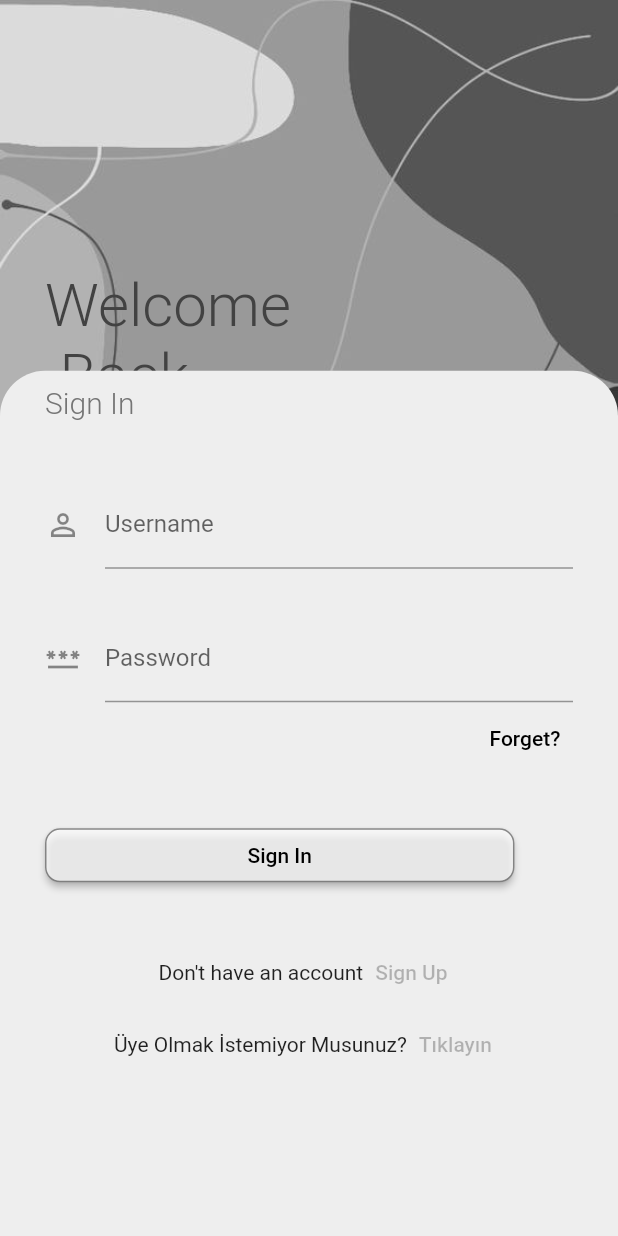
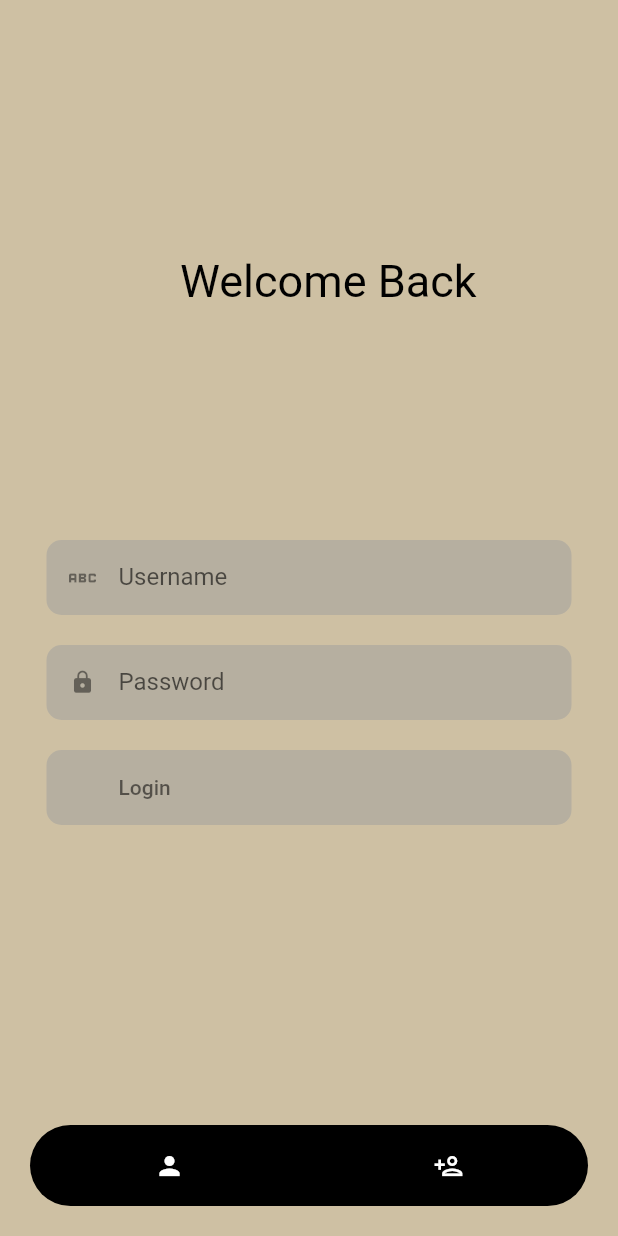
Before and after one commit to erbasmelahat/FlutterMagazine, a Flutter app: the screen it shows after launch, on a phone screen of 412 x 824 dp. Run offline on Flutter 3.47's test engine with Material 2 defaults, Android fonts, the phone set to English and light mode, and no system bars.

Commit message:
navigationBottomBar

```diff
--- a/lib/main.dart
+++ b/lib/main.dart
@@ -1,7 +1,10 @@
 import 'package:flutter/material.dart';
 import 'package:flutter/services.dart';
 // ignore: unused_import
+import 'package:magazine/pages/home.dart';
+// ignore: unused_import
 import 'package:magazine/pages/login.dart';
+import 'package:magazine/pages/membership.dart';
 
 
 
@@ -28,7 +31,7 @@ class MyApp extends StatelessWidget {
           iconTheme: IconThemeData(color: Colors.black)
         ),
       ),
-      home: const LoginPage(),
+      home: const MemberShip(),
     );
   }
 }
--- a/lib/pages/body.dart
+++ b/lib/pages/body.dart
@@ -18,6 +18,7 @@ class _RealHomeState extends State<RealHome> {
 
   @override
   Widget build(BuildContext context) {
+
       // Size size = MediaQuery.of(context).size;
     return SingleChildScrollView(
       child: Column(
--- a/lib/pages/cardGroup.dart
+++ b/lib/pages/cardGroup.dart
@@ -13,6 +13,9 @@ class MagazineCardGroup extends StatelessWidget {
         children: [
           SizedBox(
             child: GridView.count(
+               padding: const EdgeInsets.only(
+                 top: 40
+               ),
              scrollDirection: Axis.vertical,
               physics: const NeverScrollableScrollPhysics(),
               crossAxisSpacing: 0,
--- a/lib/pages/home.dart
+++ b/lib/pages/home.dart
@@ -34,11 +34,13 @@ class _HomePageState extends State<HomePage> {
               onPressed: () => Scaffold.of(context).openDrawer(),
             ),
             ),
-        backgroundColor: Colors.transparent
+              backgroundColor: const Color.fromRGBO(206, 192, 163, 1),
+
 
       ),
       body: pages[pageIndex],
 
+      backgroundColor: const Color.fromRGBO(206, 192, 163, 1),
       bottomNavigationBar: Container(
       height: 54,
       margin: const EdgeInsets.only(
--- a/lib/pages/login.dart
+++ b/lib/pages/login.dart
@@ -1,138 +1,139 @@
+// ignore: file_names
 import 'package:flutter/material.dart';
-import 'package:magazine/pages/signUp.dart';
-
-import 'home.dart';
-
+import 'package:magazine/pages/home.dart';
+// import 'home.dart';
 
 class LoginPage extends StatelessWidget{
-  const LoginPage({ Key? key}) : super(key: key);
-  final urlImage = 'assets/f.jpg';
+  const LoginPage({ Key? key, required this.loginTitle}) : super(key: key);
+
+  final String loginTitle;
 
   @override
   Widget build(BuildContext context) {
-    return Scaffold(
-       backgroundColor: Colors.blue.shade50,
-       body: Stack(
-        //  alignment: Alignment.center,
+    return Stack(
       children: [
-            Image.asset(
-             urlImage,
-             width: 700,
-             height: 290,
-             fit: BoxFit.cover,
-            //  scale: 3,
-             alignment: Alignment.topCenter,
-           ),
-           Padding(
-             padding: const EdgeInsets.only(top: 180, left: 30),
-             child: Text("Welcome \n Back", style: TextStyle(
-               color: Colors.grey.shade800,
-               fontSize: 40,
-               fontWeight: FontWeight.w300,
-             ),),
-           ),
-           Container(
-             padding: const EdgeInsets.symmetric(horizontal: 30, vertical: 10),
-             margin: EdgeInsets.only(top: MediaQuery.of(context).size.height*0.3),
-             width: double.infinity,
-             height: 700,
-             decoration: BoxDecoration(
-               color: Colors.grey.shade200,
-               borderRadius: const BorderRadius.only(topRight: Radius.circular(30), topLeft: Radius.circular(30)),
-
-             ),
-             child: Column(
-
+        TitlePages(loginTitle: loginTitle),
+         Column(
           crossAxisAlignment: CrossAxisAlignment.start,
            children: [
-                 Text("Sign In", style: TextStyle(
-                  color: Colors.grey.shade600,
-                  fontSize: 20,
-                  fontWeight: FontWeight.w300,
+             const Padding(
+               padding: EdgeInsets.only(
+               top: 350,
                ),),
-               const SizedBox(
-                 height: 40,
+             Center(
+               child: Padding(
+                 padding: const EdgeInsets.symmetric(vertical: 10),
+                 child: Container(
+                   width: 350,
+                   height: 50,
+                   decoration: BoxDecoration(
+                     color: Colors.grey[500]?.withOpacity(0.5),
+                     borderRadius: BorderRadius.circular(10),
                    ),
-               TextFormField(
+                   child: Center(
+                     child: TextFormField(
+                      keyboardType: TextInputType.text,
+                      textInputAction: TextInputAction.next,
                       decoration: const InputDecoration(
-                   icon: Icon(Icons.person_outline),
-                   hintText: 'Example: erbasmelahat',
+                        prefixIcon: Padding(
+                          padding: EdgeInsets.symmetric(horizontal: 5),
+                          child: Icon(
+                            Icons.abc
+                          ),
+                        ),
+                        border: InputBorder.none,
+                       //  hintText: 'Example: erbasmelahat',
                         labelText: 'Username'),
                         validator: (value) {  if (value!.isEmpty) {  return 'Bu alanı boş bıraktınız!'; }
                            return null; },
+                       ),                   ),
+                 ),              ),
              ),
-                const SizedBox(
-                 height: 30,
+            Center(
+              child: Padding(
+                 padding: const EdgeInsets.symmetric(vertical: 10),
+                 child: Container(
+                   height: 50,
+                   width: 350,
+                   decoration: BoxDecoration(
+                     color: Colors.grey[500]?.withOpacity(0.5),
+                     borderRadius: BorderRadius.circular(10),
                    ),
-               TextFormField(
+                   child: Center(
+                     child: TextFormField(
+                      keyboardType: TextInputType.text,
+                      textInputAction: TextInputAction.done,
+                      obscureText: true,
                       decoration: const InputDecoration(
-                   icon: Icon(Icons.password_sharp),
-                   hintText: 'Example: Erbas_123*',
+                        prefixIcon: Padding(
+                          padding: EdgeInsets.symmetric(horizontal: 5),
+                          child: Icon(
+                            Icons.lock,
+                            size: 17,
+                          ),),
+                        border: InputBorder.none,
                         labelText: 'Password'),
                         validator: (value) {  if (value!.isEmpty) {  return 'Bu alanı boş bıraktınız!'; }
                            return null; },
+                       ),),
+                 ),),),
+
+                Center(
+              child: Padding(
+                 padding: const EdgeInsets.symmetric(vertical: 10),
+                 child: Container(
+                   height: 50,
+                   width: 350,
+                   decoration: BoxDecoration(
+                     color: Colors.grey[500]?.withOpacity(0.5),
+                     borderRadius: BorderRadius.circular(10),
                    ),
-               Align(
-                 alignment: Alignment.centerRight,
 
-                 child: TextButton(onPressed: (){},child: const Text("Forget?"),
-                  style: TextButton.styleFrom(
-                   primary: Colors.black,),
+                     child: TextButton(
+                      style: ButtonStyle(
+                        alignment: Alignment.centerLeft,
+                      foregroundColor: MaterialStateProperty.all<Color>(Colors.black54),
+                      ),
+                    onPressed: () {
+                        Navigator.push(context,
+                        MaterialPageRoute(builder: (context) => const HomePage()));
+                     },
+
+                    child: const Padding(
+                      padding: EdgeInsets.only(left: 40),
+                      child: Text('Login',
                       ),
                     ),
-               const SizedBox(
-                 height: 30,
                     ),
-               ElevatedButton(
-                 style: TextButton.styleFrom(
-                   shape: RoundedRectangleBorder(
-               borderRadius: BorderRadius.circular(10),
-               ),
-                   primary: Colors.black,
-                   backgroundColor: Colors.white70,
-                   side: const BorderSide(color: Colors.black45,
-                   ),
-                   padding: const EdgeInsets.symmetric(vertical: 5, horizontal: 135,),
-                 ),
-                 onPressed: (){Navigator.push(context, MaterialPageRoute(builder: (context) =>  const HomePage(),));}
-                 , child: const Text("Sign In"))
-               ,
-               const SizedBox(
-                 height: 30,
-                ),
-               Row(
-                 mainAxisAlignment: MainAxisAlignment.center,
-                 children: [
-                   const Text("Don't have an account"),
-                   TextButton(onPressed: (){
-                     Navigator.push(context, MaterialPageRoute(builder: (context) => const Register(),));
-                   }, child: const Text("Sign Up",
-                   style: TextStyle(
-                     color: Colors.black26,
-                   ),)),
+                 ),),),
+             ], ),
                          ],
-               ),
-               Row(
-                 mainAxisAlignment: MainAxisAlignment.center,
-                 children: [
-                   const Text("Üye Olmak İstemiyor Musunuz?"),
-                   TextButton(onPressed: (){
-                     Navigator.push(context, MaterialPageRoute(builder: (context) =>  const HomePage(),));
-                   }, child: const Text("Tıklayın",
-                   style: TextStyle(
-                     color: Colors.black26,
-                   ),)),
-                 ],
-               ),
-              //  const SizedBox(
-              //    height: 30,
-              //  ),
-
-               ],),
-
-           )
-         ],
-       ) ,
     );
   }
 }
+
+class TitlePages extends StatelessWidget {
+  const TitlePages({
+    Key? key,
+    required this.loginTitle
+  }) : super(key: key);
+
+  final String loginTitle;
+
+  @override
+  Widget build(BuildContext context) {
+    return Padding(
+      padding: const EdgeInsets.only(
+        top: 170,
+        left: 120
+      ),
+      child: Text(
+        loginTitle,
+         style: const TextStyle(
+           color: Colors.black,
+           fontSize: 30,
+           fontWeight: FontWeight.normal,
+         ),),
+    );
+  }
+}
--- /dev/null
+++ b/lib/pages/membership.dart
@@ -0,0 +1,105 @@
+import 'package:flutter/material.dart';
+import 'package:magazine/pages/login.dart';
+import 'package:magazine/pages/signUp.dart';
+
+import '../main.dart';
+
+class MemberShip extends StatefulWidget{
+  const MemberShip({ Key? key}) : super(key: key);
+
+  @override
+  State<MemberShip> createState() => _MemberShipState();
+}
+
+class _MemberShipState extends State<MemberShip> {
+  int pageIndex = 0;
+
+  final pages = [
+    const LoginPage(loginTitle: "Welcome Back",),
+    const Register(signUpTitle: "Sign Up",),
+  ];
+  @override
+  Widget build(BuildContext context) {
+
+   return Scaffold(
+     backgroundColor: const Color.fromRGBO(206, 192, 163, 1),
+      extendBodyBehindAppBar: true,
+      appBar: AppBar(
+        // title: const Text(MyApp.title,
+        // style: TextStyle(color: Colors.black),),
+        // centerTitle: true,
+        //  leading:
+        //  Builder(builder: (context) =>
+            // IconButton(
+              //  icon: const Icon(Icons.menu),
+              //  onPressed: () => Scaffold.of(context).openDrawer(),
+            //  ),
+            // ,
+        //  backgroundColor: Colors.transparent,
+
+       ),
+      body: pages[pageIndex],
+
+
+      bottomNavigationBar: Container(
+
+      height: 54,
+      margin: const EdgeInsets.only(
+
+        left: 20,
+        right: 20,
+        bottom: 20
+      ),
+
+      decoration: BoxDecoration(
+      borderRadius: BorderRadius.circular(30),
+      color: Colors.black,
+      ),
+
+      child: Row(
+
+        mainAxisAlignment: MainAxisAlignment.spaceAround,
+        children: [
+          IconButton(
+            enableFeedback: false,
+            onPressed: () {
+              setState(() {
+                pageIndex = 0;
+              });
+            },
+            icon: pageIndex == 0
+                ? const Icon(
+                    Icons.person,
+                    color: Colors.white,
+                    size: 20,
+                  )
+                : const Icon(
+                    Icons.person_outline,
+                    color: Colors.white,
+                    size: 20,
+                  ),
+          ),
+          IconButton(
+            enableFeedback: false,
+            onPressed: () {
+              setState(() {
+                pageIndex = 1;
+              });
+            },
+            icon: pageIndex == 1
+                ? const Icon(
+                    Icons.person_add,
+                    color: Colors.white,
+                    size: 20,
+                  )
+                : const Icon(
+                    Icons.person_add_outlined,
+                    color: Colors.white,
+                    size: 20,
+                  ),
+          ),
+        ]),
+  ),
+     );
+  }
+}
```
Also changed, not shown: lib/pages/signUp.dart (+151 -75 lines), assets/bookPage.jpg (added), assets/page1.jpg (added). Lines whose indentation alone changed are shown as unchanged.
